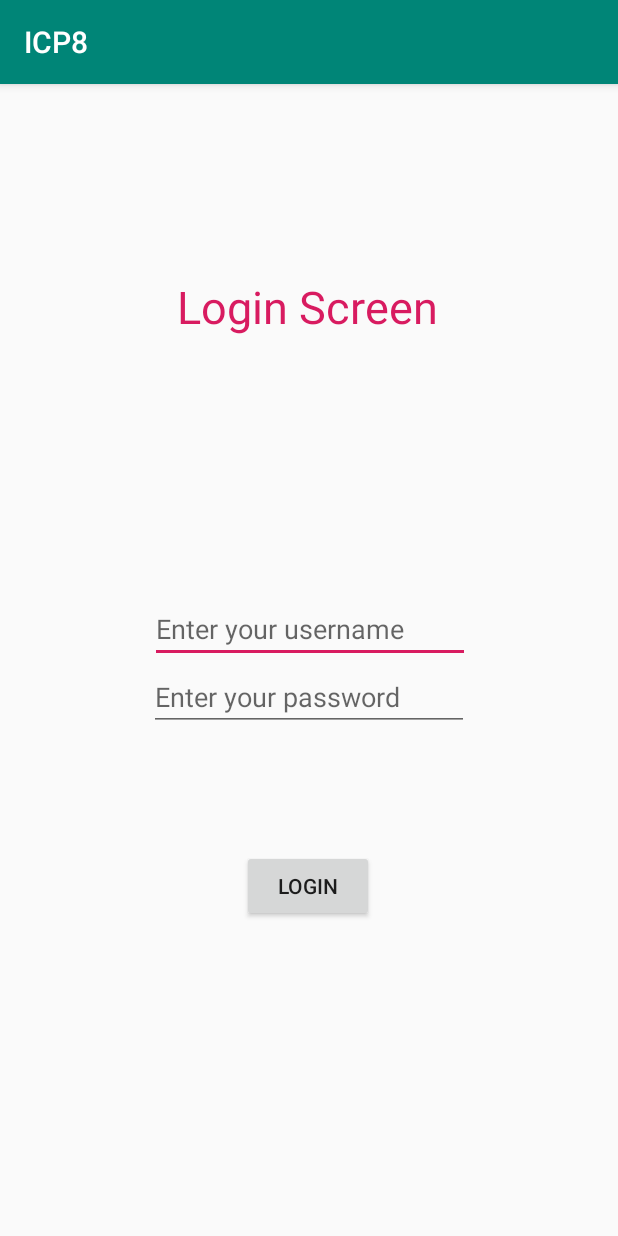
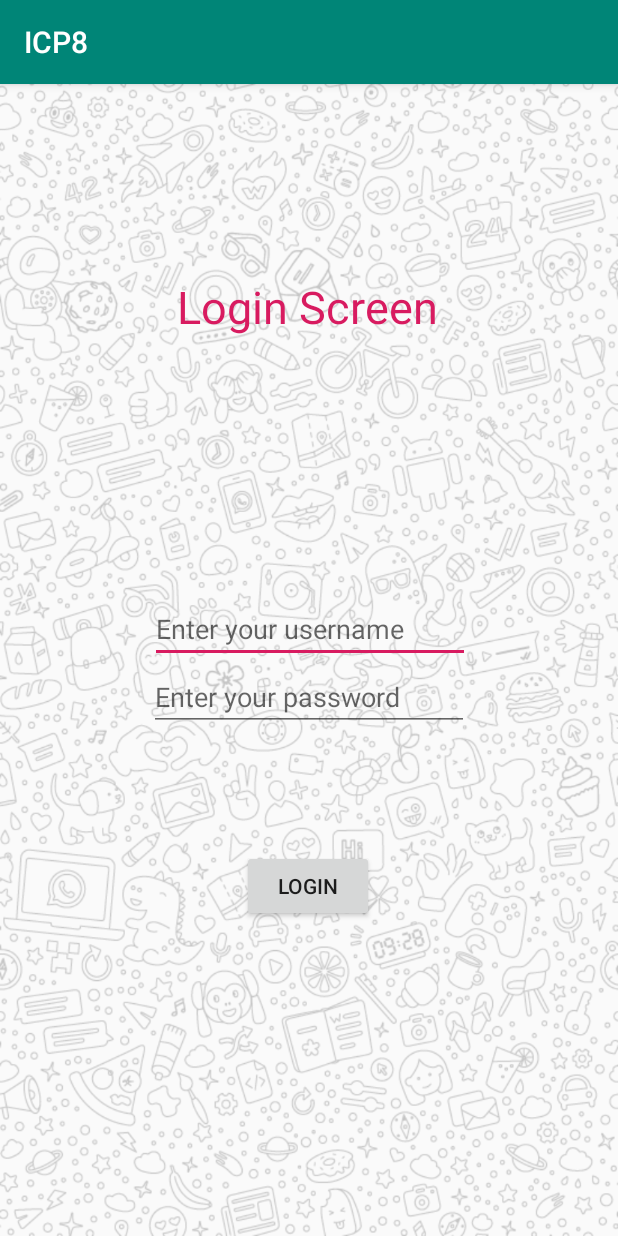
Before and after one commit to saxena-anshit/WebMobile-2020Summer, an Android app: the screen it shows after launch (MainActivity), on a phone screen of 412 x 824 dp. Run offline under Robolectric (Android 15) with nearby library versions, the phone set to English and light mode, and no system bars.

Commit message:
Initial app created

```diff
--- a/Mobile/SourceCode/ICP8/app/src/main/AndroidManifest.xml
+++ b/Mobile/SourceCode/ICP8/app/src/main/AndroidManifest.xml
@@ -1,6 +1,8 @@
 <?xml version="1.0" encoding="utf-8"?>
 <manifest xmlns:android="http://schemas.android.com/apk/res/android"
     package="com.example.icp8">
+
+    <uses-permission android:name="android.permission.INTERNET"/>
 
     <application
         android:icon="@mipmap/ic_launcher"
@@ -8,6 +10,7 @@
         android:roundIcon="@mipmap/ic_launcher_round"
         android:supportsRtl="true"
         android:theme="@style/AppTheme">
+
         <activity android:name=".home" />
         <activity android:name=".MainActivity">
             <intent-filter>
--- a/Mobile/SourceCode/ICP8/app/src/main/res/layout/activity_main.xml
+++ b/Mobile/SourceCode/ICP8/app/src/main/res/layout/activity_main.xml
@@ -4,7 +4,8 @@
     xmlns:tools="http://schemas.android.com/tools"
     android:layout_width="match_parent"
     android:layout_height="match_parent"
-    tools:context=".MainActivity">
+    tools:context=".MainActivity"
+    android:background="@drawable/background">
 
     <EditText
         android:id="@+id/UsernameText"
```
Also changed, not shown: Mobile/SourceCode/ICP8/app/src/main/res/drawable/background.png (added), 4 other files.
